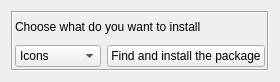
Above: theme-installer/mainwindow.ui from jcgomes/theme-installer before the change. Below: the same form after it.
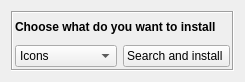
That is the form after the change. Icons and pictures are not drawn.

```diff
--- a/theme-installer/mainwindow.ui
+++ b/theme-installer/mainwindow.ui
@@ -6,7 +6,7 @@
    <rect>
     <x>0</x>
     <y>0</y>
-    <width>280</width>
+    <width>245</width>
     <height>82</height>
    </rect>
   </property>
@@ -48,7 +48,7 @@
          <item>
           <widget class="QLabel" name="lbChoose">
            <property name="text">
-            <string>Choose what do you want to install</string>
+            <string>&lt;html&gt;&lt;head/&gt;&lt;body&gt;&lt;p&gt;&lt;span style=&quot; font-weight:600;&quot;&gt;Choose what do you want to install&lt;/span&gt;&lt;/p&gt;&lt;/body&gt;&lt;/html&gt;</string>
            </property>
           </widget>
          </item>
@@ -71,7 +71,11 @@
            <item>
             <widget class="QPushButton" name="pbInstall">
              <property name="text">
-              <string>Find and install the package</string>
+              <string>Search and install </string>
+             </property>
+             <property name="icon">
+              <iconset resource="resources.qrc">
+               <normaloff>:/icons/edit-find.png</normaloff>:/icons/edit-find.png</iconset>
              </property>
             </widget>
            </item>
```
Left out of the diff: 8 changed lines with no effect on the pictures.
